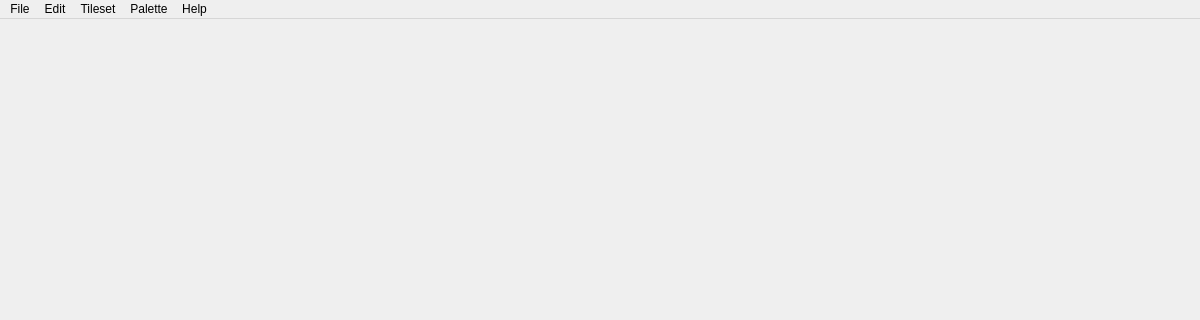
Old version of the form source/mainwindow.ui in the repository pionere/d1-graphics-tool; both pictures show x 0 to 1200 and y 0 to 320 of the 1200 by 820 pixel window.
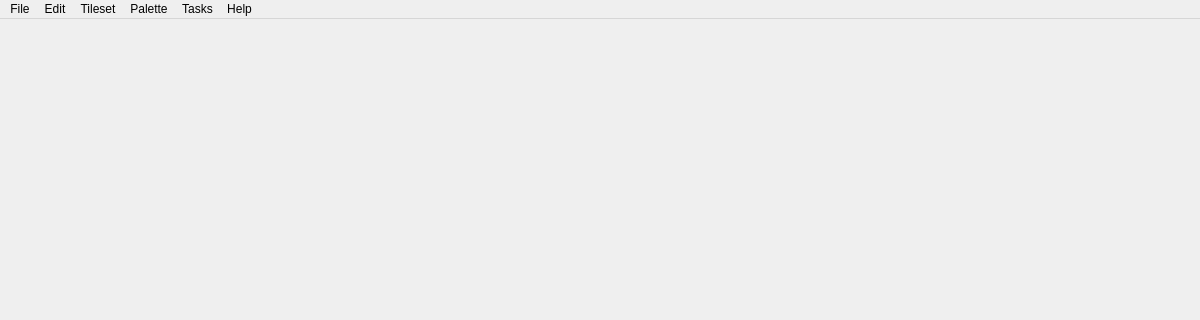
New version of the form.

What changed in the file:
```diff
--- a/source/mainwindow.ui
+++ b/source/mainwindow.ui
@@ -172,6 +172,15 @@
     <addaction name="actionSave_Translation_Base_as"/>
     <addaction name="actionClose_Translation_Base"/>
    </widget>
+   <widget class="QMenu" name="menuTasks">
+    <property name="toolTipsVisible">
+     <bool>true</bool>
+    </property>
+    <property name="title">
+     <string>Tasks</string>
+    </property>
+    <addaction name="actionUpscaleTask"/>
+   </widget>
    <widget class="QMenu" name="menuEdit">
     <property name="title">
      <string>Edit</string>
@@ -184,6 +193,7 @@
    <addaction name="menuEdit"/>
    <addaction name="menuTileset"/>
    <addaction name="menuPalette"/>
+   <addaction name="menuTasks"/>
    <addaction name="menuHelp"/>
   </widget>
   <widget class="QStatusBar" name="statusBar">
```
Left out of the diff: 8 changed lines with no effect on the pictures.
